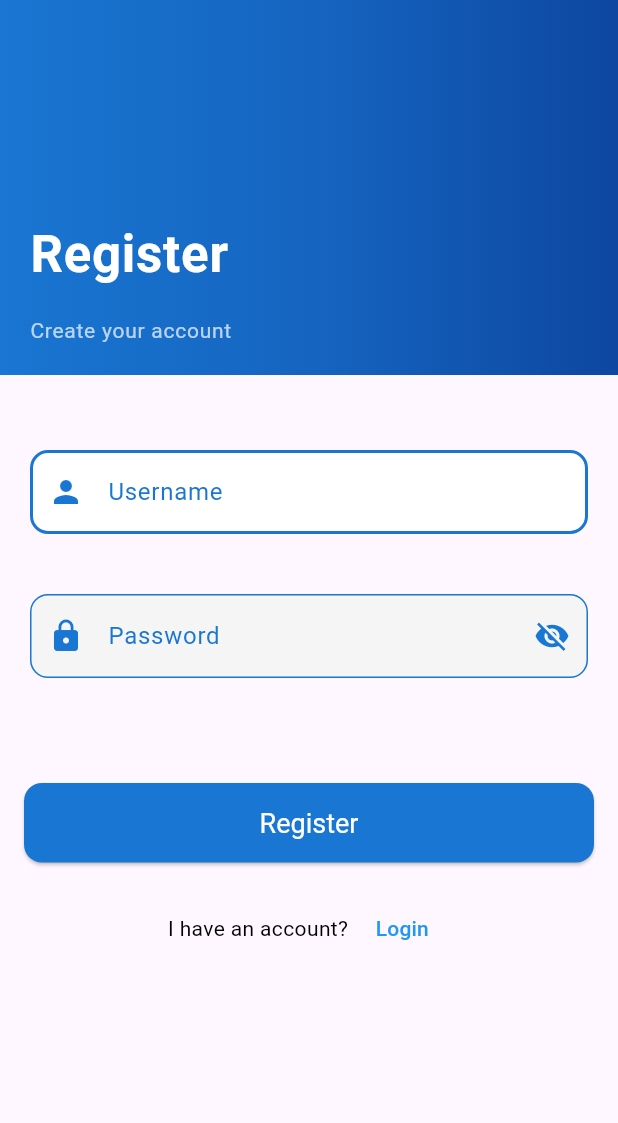
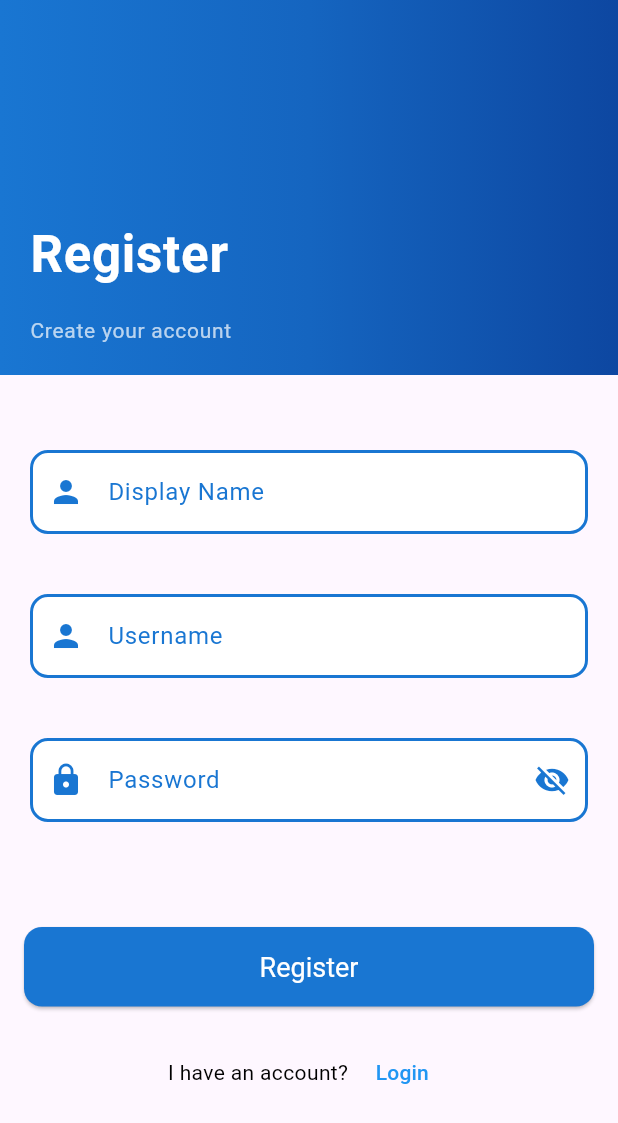
Before and after one commit to A7MADTANTAWY/login_register_app, a Flutter app: the RegisterPage screen opened by its route, on a phone screen of 412 x 824 dp. Shown: the top 1123 px of the screen. Run offline on Flutter 3.47's test engine with Material 3 defaults, Android fonts, the phone set to English and light mode, and no system bars; our stand-ins replace firebase_auth, firebase_core; accounts and stored records are empty.

Commit message:
finsh the login and the redister

```diff
--- /dev/null
+++ b/lib/components/name_textfeild.dart
@@ -0,0 +1,81 @@
+import 'package:flutter/material.dart';
+import 'package:login_register_page/consts/app_colors.dart';
+import 'package:login_register_page/consts/app_strings.dart';
+
+class DisplayNameTextfeild extends StatefulWidget {
+  const DisplayNameTextfeild({super.key});
+
+  @override
+  _DisplayNameTextfeildState createState() => _DisplayNameTextfeildState();
+}
+
+class _DisplayNameTextfeildState extends State<DisplayNameTextfeild> {
+  final TextEditingController _displayNameController = TextEditingController();
+  String _helperMessage = ''; // To hold helper message for validation
+
+  // Function to validate display name (non-empty and alphanumeric) and update helper message
+  void _validateDisplayName(String value) {
+    if (value.isEmpty) {
+      _helperMessage = 'Display name cannot be empty';
+    } else if (value.length < 3) {
+      _helperMessage = 'Display name must be at least 3 characters';
+    } else {
+      _helperMessage = ''; // Clear the helper message when valid
+    }
+  }
+
+  @override
+  Widget build(BuildContext context) {
+    return Center(
+      child: Padding(
+        padding: const EdgeInsets.symmetric(horizontal: 20, vertical: 20),
+        child: Column(
+          crossAxisAlignment: CrossAxisAlignment.start,
+          children: [
+            TextField(
+              controller: _displayNameController, // Set the controller for the field
+              onChanged: (data) {
+                AppStrings.displayName = data; // Store display name in AppStrings
+                setState(() {
+                  _validateDisplayName(data); // Update helper message
+                });
+              },
+              decoration: InputDecoration(
+                prefixIcon: const Icon(Icons.person, color: AppColors.darkBlue),
+                labelText: 'Display Name',
+                labelStyle: const TextStyle(color: AppColors.darkBlue),
+                filled: true,
+                fillColor: Colors.white,
+                enabledBorder: OutlineInputBorder(
+                  borderRadius: BorderRadius.circular(12.0),
+                  borderSide: const BorderSide(
+                    color: AppColors.darkBlue, // Border color
+                    width: 2.0, // Border width
+                  ),
+                ),
+                focusedBorder: OutlineInputBorder(
+                  borderRadius: BorderRadius.circular(12.0),
+                  borderSide: const BorderSide(
+                    color: AppColors.darkBlue, // Border color
+                    width: 2.0, // Border width
+                  ),
+                ),
+              ),
+            ),
+            if (_helperMessage.isNotEmpty) // Display helper message if not empty
+              Padding(
+                padding: const EdgeInsets.only(top: 8.0),
+                child: Text(
+                  _helperMessage,
+                  style: const TextStyle(
+                    color: Colors.red,
+                    fontSize: 14,
+                  ),
+                ),
+              ),
+          ],
+        ),
+      ),
+    );
+  }
+}
--- a/lib/components/password_textfeild.dart
+++ b/lib/components/password_textfeild.dart
@@ -3,7 +3,7 @@ import 'package:login_register_page/consts/app_colors.dart';
 import 'package:login_register_page/consts/app_strings.dart';
 
 class PasswordTextfeild extends StatefulWidget {
-  PasswordTextfeild({super.key});
+  const PasswordTextfeild({super.key});
 
   @override
   _PasswordTextfeildState createState() => _PasswordTextfeildState();
@@ -52,15 +52,20 @@ class _PasswordTextfeildState extends State<PasswordTextfeild> {
                 labelText: 'Password',
                 labelStyle: const TextStyle(color: AppColors.darkBlue),
                 filled: true,
-                fillColor: Colors.grey[100],
+                fillColor: Colors.white,
                 enabledBorder: OutlineInputBorder(
                   borderRadius: BorderRadius.circular(12.0),
-                  borderSide: const BorderSide(color: AppColors.darkBlue),
+                  borderSide: const BorderSide(
+                    color: AppColors.darkBlue, // Border color
+                    width: 2.0, // Border width
+                  ),
                 ),
                 focusedBorder: OutlineInputBorder(
                   borderRadius: BorderRadius.circular(12.0),
-                  borderSide:
-                      const BorderSide(color: AppColors.darkBlue, width: 2.0),
+                  borderSide: const BorderSide(
+                    color: AppColors.darkBlue, // Border color
+                    width: 2.0, // Border width
+                  ),
                 ),
                 suffixIcon: IconButton(
                   icon: Icon(
--- a/lib/consts/app_strings.dart
+++ b/lib/consts/app_strings.dart
@@ -36,4 +36,5 @@ class AppStrings {
 
   static String userName = '';
   static String userPassword = '';
+  static String displayName = '';
 }
--- a/lib/views/get_started_page.dart
+++ b/lib/views/get_started_page.dart
@@ -15,10 +15,10 @@ class GetStartedPage extends StatelessWidget {
             Column(
               children: [
                 Text(
-                  "Welcome to Healthify",
+                  "Welcome to my medicine faster",
                   style: Theme.of(context).textTheme.titleLarge?.copyWith(
                         color: AppColors.darkBlue, // Adjusting title color
-                        fontSize: 28,
+                        fontSize: 26,
                       ),
                 ),
                 const SizedBox(height: 10),
--- a/lib/views/register_page.dart
+++ b/lib/views/register_page.dart
@@ -1,5 +1,6 @@
 import 'package:flutter/material.dart';
 import 'package:login_register_page/components/buttom.dart';
+import 'package:login_register_page/components/name_textfeild.dart';
 import 'package:login_register_page/components/password_textfeild.dart';
 import 'package:login_register_page/components/swetch_buttom.dart';
 import 'package:login_register_page/components/upper_body.dart';
@@ -20,6 +21,9 @@ class RegisterPage extends StatelessWidget {
             subtitle: AppStrings.createYourAccount,
           ),
           const SizedBox(height: 30), // Space between fields
+
+          // In your RegisterPage (or any other page)
+          DisplayNameTextfeild(),
 
           UserNameTextfeild(),
 
--- a/lib/views/welcome.dart
+++ b/lib/views/welcome.dart
@@ -32,7 +32,7 @@ class _WelcomePageState extends State<WelcomePage> {
             height: 10,
           ),
           Text(
-            AppStrings.userName,
+            AppStrings.displayName,
             style: const TextStyle(
               fontSize: 20.0,
               fontWeight: FontWeight.bold,
```
Also changed, not shown: 17 other files.
